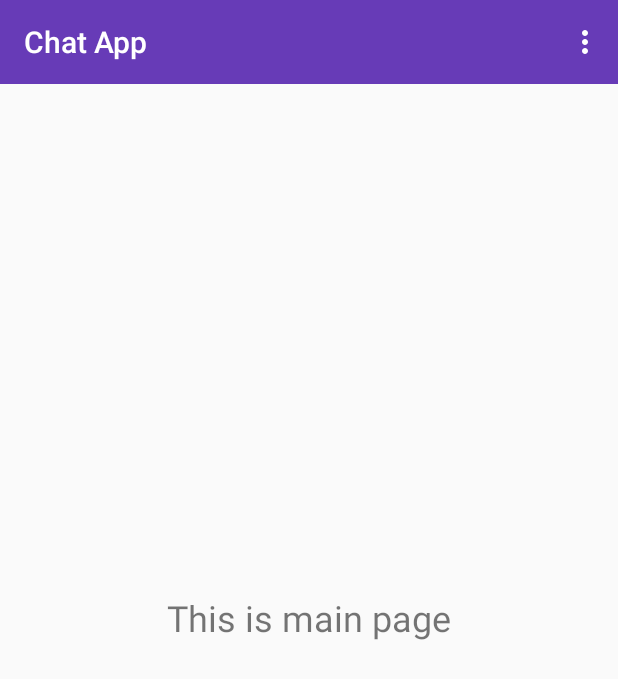
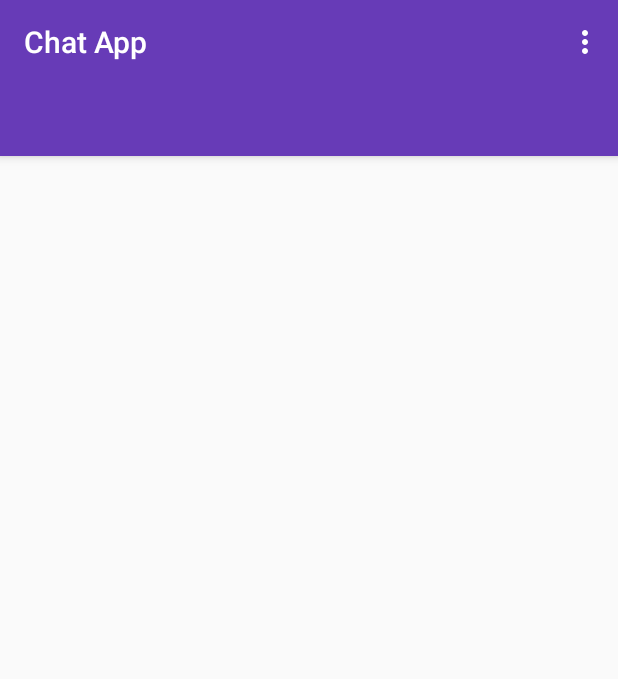
Before and after one commit to Rajnish20/Android, an Android app: the screen it shows after launch once a user with an empty profile is signed in (MainActivity), on a phone screen of 412 x 824 dp. Shown: the top 679 px of the screen. Run offline under Robolectric (Android 15) with nearby library versions, the phone set to English and light mode, and no system bars; our stand-ins replace Firebase (no records; nobody signed in at launch, a user with empty details on screens opened directly).

Commit message:
fixed the issue of back button

```diff
--- a/ChatApp/app/src/main/java/com/example/android/chatapp/login_activity.java
+++ b/ChatApp/app/src/main/java/com/example/android/chatapp/login_activity.java
@@ -78,6 +78,7 @@ public class login_activity extends AppCompatActivity {
 
                     mloginProgress.dismiss();
                     Intent login_intent = new Intent(login_activity.this,MainActivity.class);
+                    login_intent.addFlags(Intent.FLAG_ACTIVITY_NEW_TASK | Intent.FLAG_ACTIVITY_CLEAR_TASK);
                     startActivity(login_intent);
                     finish();
                 }else{
--- a/ChatApp/app/src/main/java/com/example/android/chatapp/reg_activity.java
+++ b/ChatApp/app/src/main/java/com/example/android/chatapp/reg_activity.java
@@ -86,6 +86,7 @@ public class reg_activity extends AppCompatActivity {
                     mregProgress.dismiss();
 
                     Intent main_intent = new Intent(reg_activity.this,MainActivity.class);
+                    main_intent.addFlags(Intent.FLAG_ACTIVITY_NEW_TASK | Intent.FLAG_ACTIVITY_CLEAR_TASK);
                     startActivity(main_intent);
                     finish();
 
--- a/ChatApp/app/src/main/res/layout/activity_main.xml
+++ b/ChatApp/app/src/main/res/layout/activity_main.xml
@@ -6,20 +6,24 @@
     android:layout_height="match_parent"
     tools:context="com.example.android.chatapp.MainActivity">
 
-    <include
-        android:id="@+id/main_page_toolbar"
-        layout="@layout/main_app_bar_layout" />
+    <android.support.design.widget.AppBarLayout
+        android:layout_width="match_parent"
+        android:layout_height="wrap_content">
 
-    <TextView
-        android:layout_width="wrap_content"
-        android:layout_height="wrap_content"
-        android:layout_centerHorizontal="true"
-        android:layout_centerVertical="true"
-        android:text="This is main page"
-        android:textSize="24sp"
-        app:layout_constraintBottom_toBottomOf="parent"
-        app:layout_constraintLeft_toLeftOf="parent"
-        app:layout_constraintRight_toRightOf="parent"
-        app:layout_constraintTop_toTopOf="parent" />
+        <include
+            android:id="@+id/main_page_toolbar"
+            layout="@layout/main_app_bar_layout" />
+
+        <android.support.design.widget.TabLayout
+            android:layout_width="match_parent"
+            android:layout_height="wrap_content">
+
+        </android.support.design.widget.TabLayout>
+
+
+    </android.support.design.widget.AppBarLayout>
+
+
+
 
 </RelativeLayout>
```
